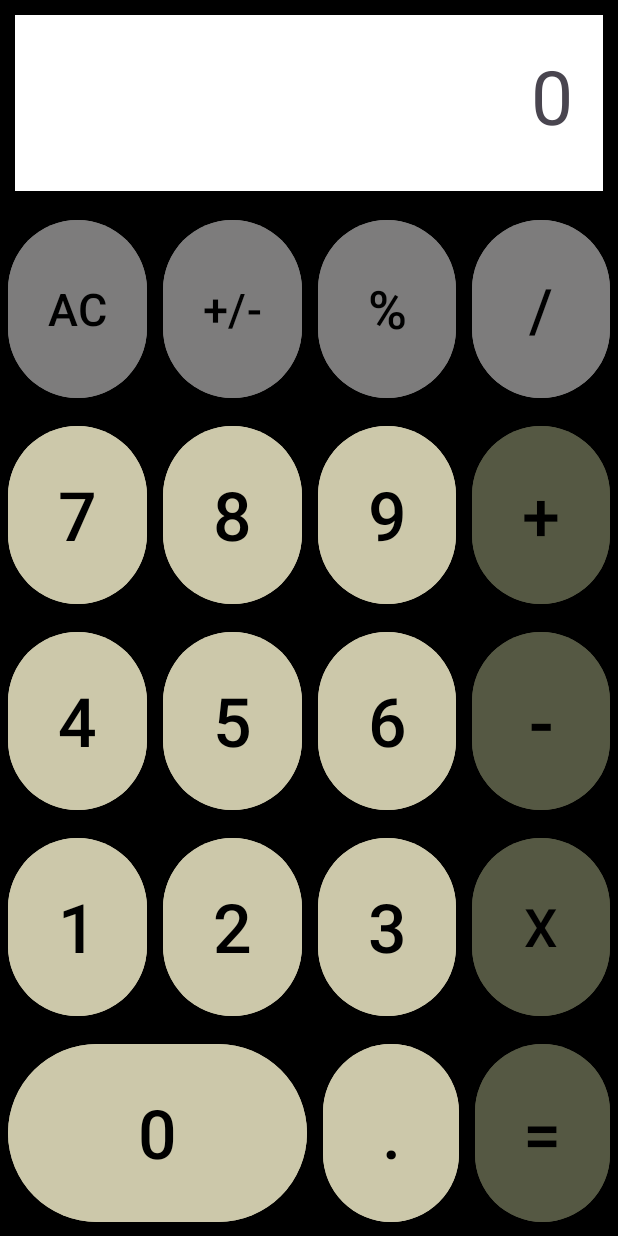
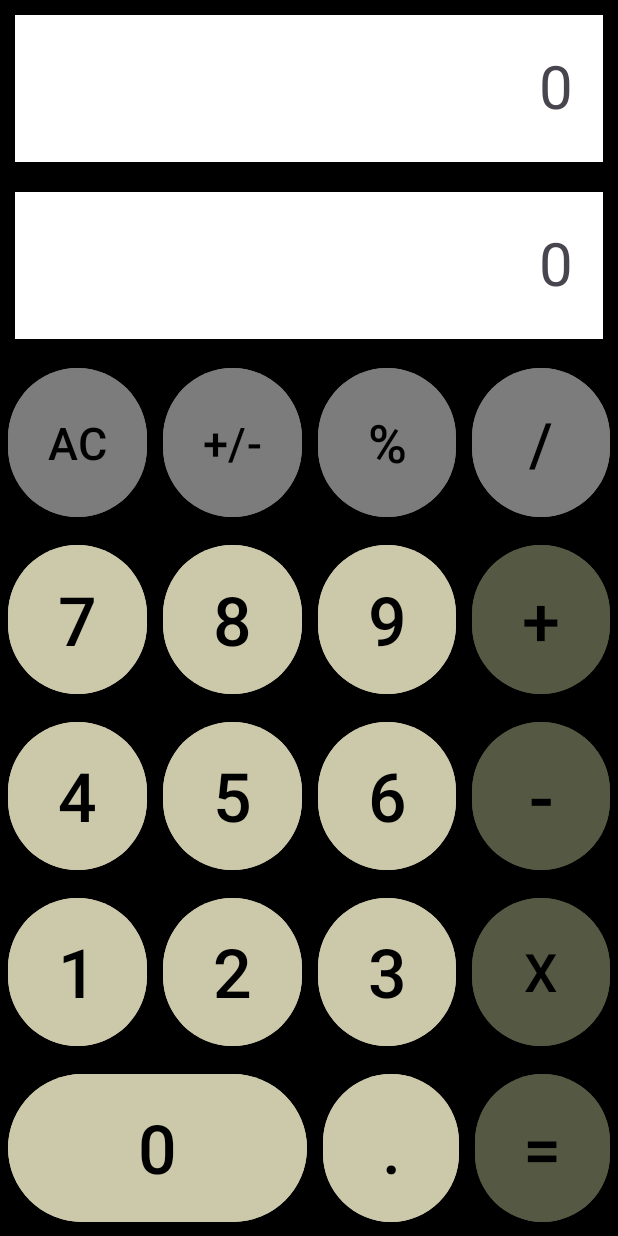
Before and after one commit to Saritzia/Calculator, an Android app: the layout activity_main.xml on its own in the app's theme, with its tools: preview values and no code run, on a phone screen of 412 x 824 dp. Run offline under Robolectric (Android 15) with nearby library versions, the phone set to English and light mode, and no system bars.

Commit message:
Almost done

```diff
--- a/app/src/main/res/layout-land/activity_main.xml
+++ b/app/src/main/res/layout-land/activity_main.xml
@@ -11,6 +11,18 @@
         android:orientation="vertical">
 
         <TextView
+            android:id="@+id/totalTextView"
+            android:layout_width="match_parent"
+            android:layout_height="match_parent"
+            android:layout_weight="1"
+            android:layout_margin="10dp"
+            android:background="@color/white"
+            android:padding="5dp"
+            android:text="0"
+            android:textAlignment="textEnd"
+            android:textSize="15sp"/>
+
+        <TextView
             android:id="@+id/resultTextView"
             android:layout_width="match_parent"
             android:layout_height="match_parent"
@@ -20,7 +32,7 @@
             android:padding="5dp"
             android:text="0"
             android:textAlignment="textEnd"
-            android:textSize="25sp" />
+            android:textSize="15sp" />
 
         <LinearLayout
             android:layout_width="match_parent"
@@ -38,7 +50,7 @@
                     android:textAlignment="center"
                     android:textColor="@color/black"
                     android:text="@string/AC"
-                    android:textSize="20sp"
+                    android:textSize="15sp"
                     android:layout_margin="5dp"
                     android:backgroundTint="@color/gray"
                     />
@@ -50,7 +62,7 @@
                     android:textAlignment="center"
                     android:textColor="@color/black"
                     android:text="@string/sign"
-                    android:textSize="20sp"
+                    android:textSize="10sp"
                     android:layout_margin="5dp"
                     android:backgroundTint="@color/gray"/>
                 <Button
@@ -61,7 +73,7 @@
                     android:textAlignment="center"
                     android:textColor="@color/black"
                     android:text="@string/module"
-                    android:textSize="25sp"
+                    android:textSize="15sp"
                     android:layout_margin="5dp"
                     android:backgroundTint="@color/gray"/>
                 <Button
@@ -72,7 +84,7 @@
                     android:textAlignment="center"
                     android:textColor="@color/black"
                     android:text="@string/quotient"
-                    android:textSize="30sp"
+                    android:textSize="20sp"
                     android:layout_margin="5dp"
                     android:backgroundTint="@color/gray"/>
                 <Button
@@ -83,7 +95,7 @@
                     android:textAlignment="center"
                     android:textColor="@color/black"
                     android:text="@string/sin"
-                    android:textSize="20sp"
+                    android:textSize="10sp"
                     android:layout_margin="5dp"
                     android:backgroundTint="@color/gray"/>
             </LinearLayout>
@@ -104,7 +116,7 @@
                     android:textAlignment="center"
                     android:textColor="@color/black"
                     android:text="@string/seven"
-                    android:textSize="25sp"
+                    android:textSize="15sp"
                     android:layout_margin="5dp"
                     android:backgroundTint="@color/brown"/>
                 <Button
@@ -115,7 +127,7 @@
                     android:textAlignment="center"
                     android:textColor="@color/black"
                     android:text="@string/eight"
-                    android:textSize="25sp"
+                    android:textSize="15sp"
                     android:layout_margin="5dp"
                     android:backgroundTint="@color/brown"/>
                 <Button
@@ -126,7 +138,7 @@
                     android:textAlignment="center"
                     android:textColor="@color/black"
                     android:text="@string/nine"
-                    android:textSize="25sp"
+                    android:textSize="15sp"
                     android:layout_margin="5dp"
                     android:backgroundTint="@color/brown"/>
                 <Button
@@ -137,7 +149,7 @@
                     android:textAlignment="center"
                     android:textColor="@color/black"
                     android:text="@string/plus"
-                    android:textSize="25sp"
+                    android:textSize="15sp"
                     android:layout_margin="5dp"
                     android:backgroundTint="@color/green"/>
                 <Button
@@ -148,7 +160,7 @@
                     android:textAlignment="center"
                     android:textColor="@color/black"
                     android:text="@string/cosin"
-                    android:textSize="20sp"
+                    android:textSize="10sp"
                     android:layout_margin="5dp"
                     android:backgroundTint="@color/gray"/>
             </LinearLayout>
@@ -170,7 +182,7 @@
                     android:textAlignment="center"
                     android:textColor="@color/black"
                     android:text="@string/four"
-                    android:textSize="25sp"
+                    android:textSize="15sp"
                     android:layout_margin="5dp"
                     android:backgroundTint="@color/brown"/>
                 <Button
@@ -181,7 +193,7 @@
                     android:textAlignment="center"
                     android:textColor="@color/black"
                     android:text="@string/five"
-                    android:textSize="25sp"
+                    android:textSize="15sp"
                     android:layout_margin="5dp"
                     android:backgroundTint="@color/brown"/>
                 <Button
@@ -192,7 +204,7 @@
                     android:textAlignment="center"
                     android:textColor="@color/black"
                     android:text="@string/six"
-                    android:textSize="25sp"
+                    android:textSize="15sp"
                     android:layout_margin="5dp"
                     android:backgroundTint="@color/brown"/>
                 <Button
@@ -203,7 +215,7 @@
                     android:textAlignment="center"
                     android:textColor="@color/black"
                     android:text="@string/minus"
-                    android:textSize="30sp"
+                    android:textSize="15sp"
                     android:layout_margin="5dp"
                     android:backgroundTint="@color/green"/>
                 <Button
@@ -214,7 +226,7 @@
                     android:textAlignment="center"
                     android:textColor="@color/black"
                     android:text="@string/pow"
-                    android:textSize="30sp"
+                    android:textSize="15sp"
                     android:layout_margin="5dp"
                     android:backgroundTint="@color/gray"/>
             </LinearLayout>
@@ -235,7 +247,7 @@
                     android:textAlignment="center"
                     android:textColor="@color/black"
                     android:text="@string/one"
-                    android:textSize="25sp"
+                    android:textSize="15sp"
                     android:layout_margin="5dp"
                     android:backgroundTint="@color/brown"/>
                 <Button
@@ -246,7 +258,7 @@
                     android:textAlignment="center"
                     android:textColor="@color/black"
                     android:text="@string/two"
-                    android:textSize="25sp"
+                    android:textSize="15sp"
                     android:layout_margin="5dp"
                     android:backgroundTint="@color/brown"/>
                 <Button
@@ -257,7 +269,7 @@
                     android:textAlignment="center"
                     android:textColor="@color/black"
                     android:text="@string/three"
-                    android:textSize="25sp"
+                    android:textSize="15sp"
                     android:layout_margin="5dp"
                     android:backgroundTint="@color/brown"/>
                 <Button
@@ -268,7 +280,7 @@
                     android:textAlignment="center"
                     android:textColor="@color/black"
                     android:text="@string/multiply"
-                    android:textSize="20sp"
+                    android:textSize="10sp"
                     android:layout_margin="5dp"
                     android:backgroundTint="@color/green"/>
                 <Button
@@ -279,7 +291,7 @@
                     android:textAlignment="center"
                     android:textColor="@color/black"
                     android:text="@string/sqrt"
-                    android:textSize="20sp"
+                    android:textSize="10sp"
                     android:layout_margin="5dp"
                     android:backgroundTint="@color/gray"/>
             </LinearLayout>
@@ -302,7 +314,7 @@
                     android:textAlignment="center"
                     android:textColor="@color/black"
                     android:text="@string/zero"
-                    android:textSize="25sp"
+                    android:textSize="15sp"
                     android:layout_margin="5dp"
                     android:backgroundTint="@color/brown"/>
                 <Button
@@ -313,7 +325,7 @@
                     android:textAlignment="center"
                     android:textColor="@color/black"
                     android:text="@string/point"
-                    android:textSize="25sp"
+                    android:textSize="15sp"
                     android:layout_margin="5dp"
                     android:backgroundTint="@color/brown"/>
                 <Button
@@ -324,7 +336,7 @@
                     android:textAlignment="center"
                     android:textColor="@color/black"
                     android:text="@string/equal"
-                    android:textSize="25sp"
+                    android:textSize="15sp"
                     android:layout_margin="5dp"
                     android:backgroundTint="@color/green"/>
             </LinearLayout>
--- a/app/src/main/res/layout/activity_main.xml
+++ b/app/src/main/res/layout/activity_main.xml
@@ -14,6 +14,18 @@
     android:orientation="vertical">
 
     <TextView
+        android:id="@+id/totalTextView"
+        android:layout_width="match_parent"
+        android:layout_height="match_parent"
+        android:layout_weight="1"
+        android:layout_margin="10dp"
+        android:background="@color/white"
+        android:padding="20dp"
+        android:text="0"
+        android:textAlignment="textEnd"
+        android:textSize="40sp" />
+
+    <TextView
         android:id="@+id/resultTextView"
         android:layout_width="match_parent"
         android:layout_height="match_parent"
@@ -23,7 +35,7 @@
         android:padding="20dp"
         android:text="0"
         android:textAlignment="textEnd"
-        android:textSize="50sp" />
+        android:textSize="40sp" />
 
     <LinearLayout
         android:layout_width="match_parent"
```
Also changed, not shown: app/src/main/java/com/saritzia/calculator/MainActivity.kt (+105 -95 lines).
